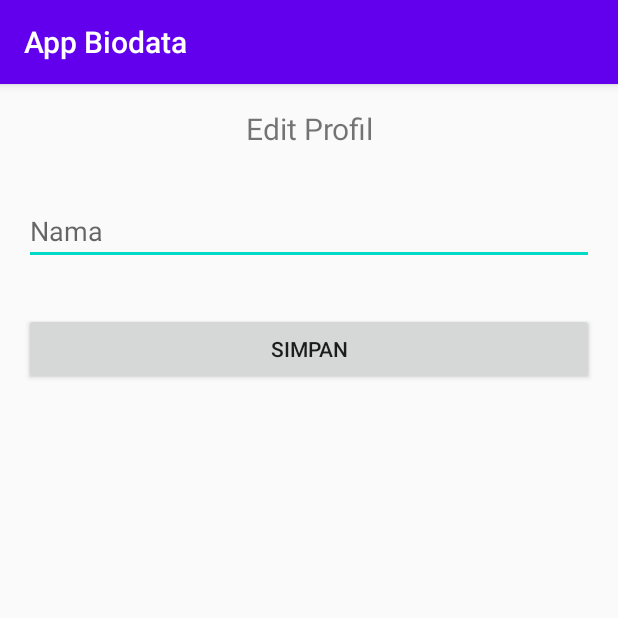
After one commit to alvin1998/smkcoding_online_project_1, an Android app: the EditProfilActivity screen opened directly, with no data from a screen before it, on a phone screen of 412 x 824 dp, the top half of it. The commit adds this screen. Run offline under Robolectric (Android 15) with nearby library versions, the phone set to English and light mode, and no system bars; 1 statement that could not run was skipped.

Commit message:
Membuat Activity edit

```diff
--- a/app/src/main/AndroidManifest.xml
+++ b/app/src/main/AndroidManifest.xml
@@ -9,7 +9,8 @@
         android:roundIcon="@mipmap/ic_launcher_round"
         android:supportsRtl="true"
         android:theme="@style/AppTheme">
-        <activity android:name=".Activity_home"/>
+        <activity android:name=".EditProfilActivity"></activity>
+        <activity android:name=".Activity_home" />
         <activity android:name=".ProfilActivity" />
         <activity android:name=".MainActivity">
             <intent-filter>
--- /dev/null
+++ b/app/src/main/java/com/smkcoding/projectsatu/EditProfilActivity.kt
@@ -0,0 +1,40 @@
+package com.smkcoding.projectsatu
+
+import android.app.Activity
+import android.content.Intent
+import androidx.appcompat.app.AppCompatActivity
+import android.os.Bundle
+import kotlinx.android.synthetic.main.activity_edit_profil.*
+
+class EditProfilActivity : AppCompatActivity() {
+
+    override fun onCreate(savedInstanceState: Bundle?) {
+        super.onCreate(savedInstanceState)
+        setContentView(R.layout.activity_edit_profil)
+
+
+
+            val intentData = intent.extras
+            val namaUser = intentData.getString("nama")
+
+            edtName.setText(namaUser)
+
+            btnEditSave.setOnClickListener { saveData() }
+        }
+
+
+    private fun saveData(){
+        val namaEdit = edtName.text.toString()
+        if (!namaEdit.isEmpty()) {
+
+
+            val result = Intent()
+            result.putExtra("nama", namaEdit)
+            setResult(Activity.RESULT_OK, result)
+        } else {
+
+            setResult(Activity.RESULT_CANCELED)
+        }
+        finish()
+    }
+    }
--- /dev/null
+++ b/app/src/main/res/layout/activity_edit_profil.xml
@@ -0,0 +1,27 @@
+<LinearLayout xmlns:android="http://schemas.android.com/apk/res/android"
+    xmlns:app="http://schemas.android.com/apk/res-auto"
+    xmlns:tools="http://schemas.android.com/tools"
+    android:layout_width="match_parent"
+    android:layout_height="match_parent"
+    android:orientation="vertical"
+    tools:context=".EditProfilActivity">
+    <TextView
+        android:layout_width="match_parent"
+        android:layout_height="wrap_content"
+        android:layout_margin="16dp"
+        android:gravity="center_horizontal"
+        android:textSize="20sp"
+        android:text="Edit Profil"/>
+    <EditText
+        android:id="@+id/edtName"
+        android:layout_width="match_parent"
+        android:layout_height="wrap_content"
+        android:layout_margin="16dp"
+        android:hint="Nama"/>
+    <Button
+        android:id="@+id/btnEditSave"
+        android:layout_width="match_parent"
+        android:layout_height="wrap_content"
+        android:layout_margin="16dp"
+        android:text="SIMPAN"/>
+</LinearLayout>
--- a/app/src/main/res/layout/activity_profil.xml
+++ b/app/src/main/res/layout/activity_profil.xml
@@ -93,7 +93,7 @@
                 android:layout_height="wrap_content"
                 android:layout_weight="2"
                 android:textSize="18sp"
-                android:text="Umur : "/>
+                android:text="Umur (th): "/>
             <TextView
                 android:id="@+id/txtUmur"
                 android:layout_width="match_parent"
```
Also changed, not shown: app/src/main/java/com/smkcoding/projectsatu/ProfilActivity.kt (+27 -1 lines), 1 other file.
